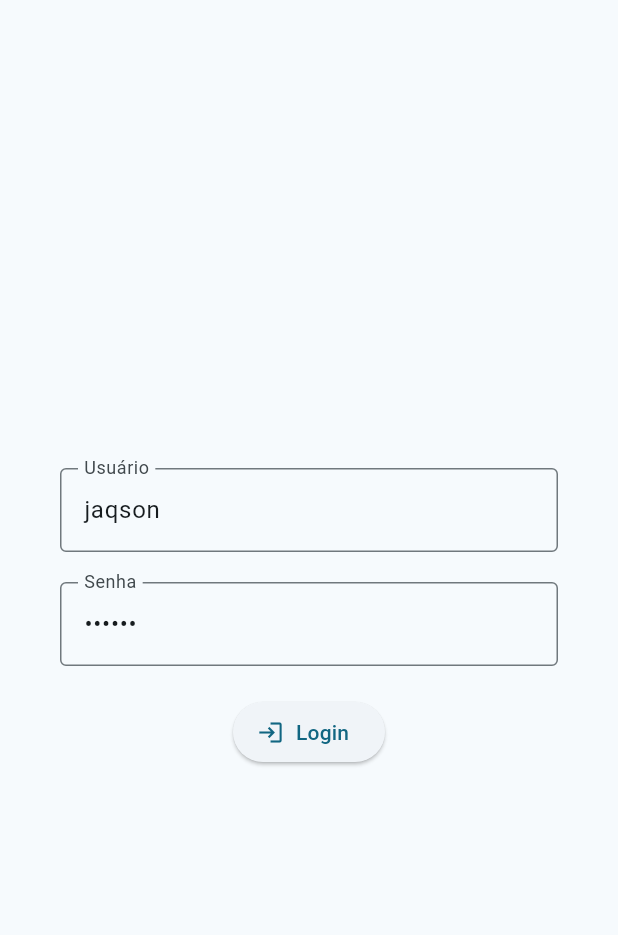
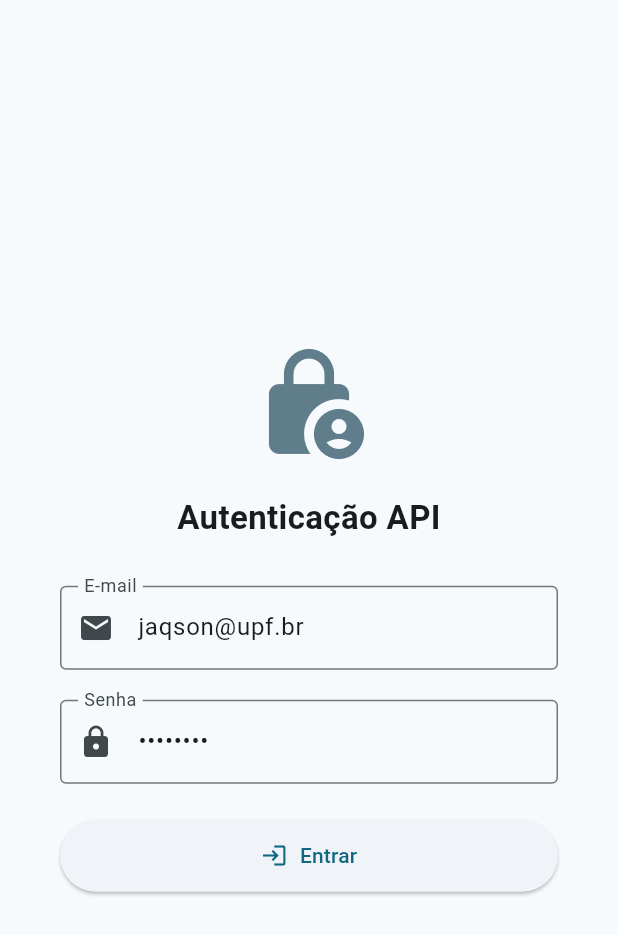
Before and after one commit to luccaa21/flutter, a Flutter app: the screen it shows after launch, on a phone screen of 412 x 824 dp. Shown: the top 935 px of the screen. Run offline on Flutter 3.47's test engine with Material 3 defaults, Android fonts, the phone set to English and light mode, and no system bars; our stand-ins replace flutter_secure_storage; missing offline and left inert: sqlite_async.

Commit message:
feat: implement api auth and crud with secure token storage

```diff
--- a/lib/main.dart
+++ b/lib/main.dart
@@ -1,10 +1,10 @@
 import 'package:flutter/material.dart';
-import 'package:flutter/widgets.dart';
 import 'package:mobile/telas/contador.dart';
 import 'package:mobile/telas/home.dart';
 import 'package:mobile/telas/login.dart';
 import 'package:mobile/telas/sobre.dart';
 import 'package:mobile/telas/usuario_crud.dart';
+import 'package:mobile/telas/usuario_crud_api.dart';
 import 'package:mobile/telas/usuario_crud_sqlite.dart';
 
 void main() {
@@ -14,20 +14,26 @@ void main() {
 class MyApp extends StatelessWidget {
   const MyApp({super.key});
 
-  // This widget is the root of your application.
   @override
   Widget build(BuildContext context) {
     return MaterialApp(
       title: 'App Aula',
-      theme: ThemeData(colorScheme: ColorScheme.fromSeed(seedColor: Colors.blueGrey)),
-      home: const LoginPage(),
+      debugShowCheckedModeBanner: false,
+      theme: ThemeData(
+        colorScheme: ColorScheme.fromSeed(seedColor: Colors.blueGrey),
+        useMaterial3: true,
+      ),
+      initialRoute: '/',
       routes: {
+        '/': (context) => const LoginPage(),
+        '/login': (context) => const LoginPage(),
         '/home': (context) => const HomePage(),
         '/contador': (context) =>
             const ContadorPage(title: 'Contador de Cliques'),
         '/sobre': (context) => const SobrePage(),
         '/usuario_crud': (context) => UsuarioCrudPage(),
         '/usuario_crud_sqlite': (context) => UsuarioCrudSQLitePage(),
+        '/usuario_crud_api': (context) => const UsuarioCrudApiPage(),
       },
     );
   }
--- a/lib/model/usuario.dart
+++ b/lib/model/usuario.dart
@@ -14,8 +14,15 @@ class Usuario {
   Usuario.init(this.id, this.nome, this.email, this.senha);
 
   factory Usuario.fromMap(Map<String, dynamic> json) {
-    return Usuario.init(json['id'], json['nome'], json['email'], json['senha']);
+    return Usuario.init(
+      json['id'] is int ? json['id'] : int.tryParse(json['id'].toString()),
+      json['nome'],
+      json['email'],
+      json['senha'],
+    );
   }
+
+  factory Usuario.fromJson(Map<String, dynamic> json) => Usuario.fromMap(json);
 
   Map<String, dynamic> toMap() => {
     'id': id,
@@ -23,4 +30,6 @@ class Usuario {
     'email': email,
     'senha': senha,
   };
+
+  Map<String, dynamic> toJson() => toMap();
 }
--- a/lib/telas/login.dart
+++ b/lib/telas/login.dart
@@ -1,4 +1,5 @@
 import 'package:flutter/material.dart';
+import 'package:mobile/api/usuario_api.dart';
 
 class LoginPage extends StatefulWidget {
   const LoginPage({super.key});
@@ -8,77 +9,120 @@ class LoginPage extends StatefulWidget {
 }
 
 class _LoginPageState extends State<LoginPage> {
-  final _formKey = GlobalKey<FormState>(); // 1. Criando a chave global
-  Login login = Login();
+  final _formKey = GlobalKey<FormState>();
+  final Login login = Login();
+  final UsuarioApi _api = UsuarioApi();
+  bool _carregando = false;
 
-  void _autenticar() {
+  void _autenticar() async {
     if (!_formKey.currentState!.validate()) {
       ScaffoldMessenger.of(context).showSnackBar(
         const SnackBar(content: Text('Erro nos dados de usuário ou senha')),
       );
       return;
     }
-    if (login.user == 'jaqson' && login.senha == '123456') {
+
+    setState(() => _carregando = true);
+
+    try {
+      final usuario = await _api.login(login.email, login.senha);
+      if (usuario != null && mounted) {
+        ScaffoldMessenger.of(context).showSnackBar(
+          SnackBar(
+            content: Text('Bem-vindo(a), ${usuario.nome}!'),
+            backgroundColor: Colors.green,
+          ),
+        );
         Navigator.popAndPushNamed(context, '/home');
-    } else {
+      }
+    } catch (e) {
+      if (mounted) {
         ScaffoldMessenger.of(context).showSnackBar(
-        const SnackBar(content: Text('Usuário ou senha inválidos!')),
+          SnackBar(
+            content: Text('Erro de login: ${e.toString().replaceAll('Exception: ', '')}'),
+            backgroundColor: Colors.red,
+          ),
         );
+      }
+    } finally {
+      if (mounted) {
+        setState(() => _carregando = false);
+      }
     }
   }
 
   @override
   Widget build(BuildContext context) {
     return Scaffold(
-      body: Padding(
+      body: Center(
+        child: SingleChildScrollView(
           padding: const EdgeInsets.all(40.0),
           child: Form(
-          // 2. Construindo a estrutura do form
             key: _formKey,
             child: Column(
-            crossAxisAlignment: CrossAxisAlignment.center,
+              crossAxisAlignment: CrossAxisAlignment.stretch,
               mainAxisAlignment: MainAxisAlignment.center,
               children: <Widget>[
+                const Icon(
+                  Icons.lock_person_rounded,
+                  size: 80,
+                  color: Colors.blueGrey,
+                ),
+                const SizedBox(height: 20),
+                const Text(
+                  'Autenticação API',
+                  textAlign: TextAlign.center,
+                  style: TextStyle(fontSize: 22, fontWeight: FontWeight.bold),
+                ),
+                const SizedBox(height: 30),
                 TextFormField(
-                initialValue: 'jaqson',
-                decoration: InputDecoration(
-                  labelText: 'Usuário',
+                  initialValue: login.email,
+                  decoration: const InputDecoration(
+                    labelText: 'E-mail',
+                    prefixIcon: Icon(Icons.email),
                     border: OutlineInputBorder(),
                   ),
+                  keyboardType: TextInputType.emailAddress,
                   validator: (value) {
                     if (value == null || value.isEmpty) {
-                    return 'Deve informar o usuário!';
+                      return 'Deve informar o e-mail!';
                     }
-                  if (value.length < 2) {
-                    return 'O usuário deve ter no mínimo 2 caracteres!';
+                    if (!value.contains('@')) {
+                      return 'Informe um e-mail válido!';
                     }
-                  login.user = value;
+                    login.email = value.trim();
                     return null;
                   },
                 ),
-              SizedBox(height: 20),
+                const SizedBox(height: 20),
                 TextFormField(
-                initialValue: '123456',
+                  initialValue: login.senha,
                   obscureText: true,
-                decoration: InputDecoration(
+                  decoration: const InputDecoration(
                     labelText: 'Senha',
+                    prefixIcon: Icon(Icons.lock),
                     border: OutlineInputBorder(),
                   ),
                   validator: (value) {
                     if (value == null || value.isEmpty) {
                       return 'Deve informar a senha!';
                     }
-                  if (value.length < 6) {
-                    return 'A senha deve ter no mínimo 6 caracteres!';
+                    if (value.length < 4) {
+                      return 'A senha deve ter no mínimo 4 caracteres!';
                     }
                     login.senha = value;
                     return null;
                   },
                 ),
-              SizedBox(height: 20),
-              ElevatedButton.icon(
+                const SizedBox(height: 24),
+                _carregando
+                    ? const Center(child: CircularProgressIndicator())
+                    : ElevatedButton.icon(
                         icon: const Icon(Icons.login),
-                label: const Text('Login'),
+                        label: const Text('Entrar'),
+                        style: ElevatedButton.styleFrom(
+                          padding: const EdgeInsets.symmetric(vertical: 14),
+                        ),
                         onPressed: () {
                           if (_formKey.currentState!.validate()) {
                             _autenticar();
@@ -89,11 +133,12 @@ class _LoginPageState extends State<LoginPage> {
             ),
           ),
         ),
+      ),
     );
   }
 }
 
 class Login {
-  String user = '';
-  String senha = '';
+  String email = 'jaqson@upf.br';
+  String senha = 'senha123';
 }
--- a/pubspec.yaml
+++ b/pubspec.yaml
@@ -37,6 +37,8 @@ dependencies:
   sqlite_async: ^0.14.5
   path_provider: ^2.1.6
   path: ^1.9.1
+  http: ^1.2.2
+  flutter_secure_storage: ^9.2.2
 
 dev_dependencies:
   flutter_test:
```
Also changed, not shown: lib/api/usuario_api.dart (added, +163 -0 lines), lib/telas/home.dart (+37 -3 lines), lib/telas/usuario_crud_api.dart (added, +289 -0 lines), pubspec.lock. Lines whose indentation alone changed are shown as unchanged.
